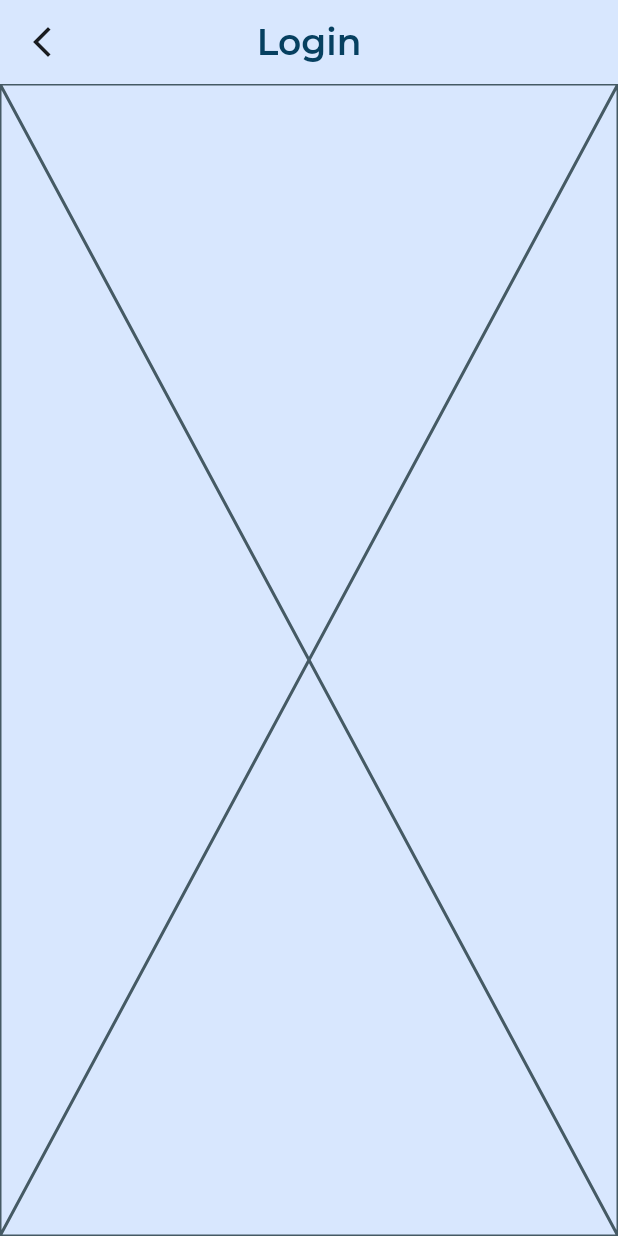
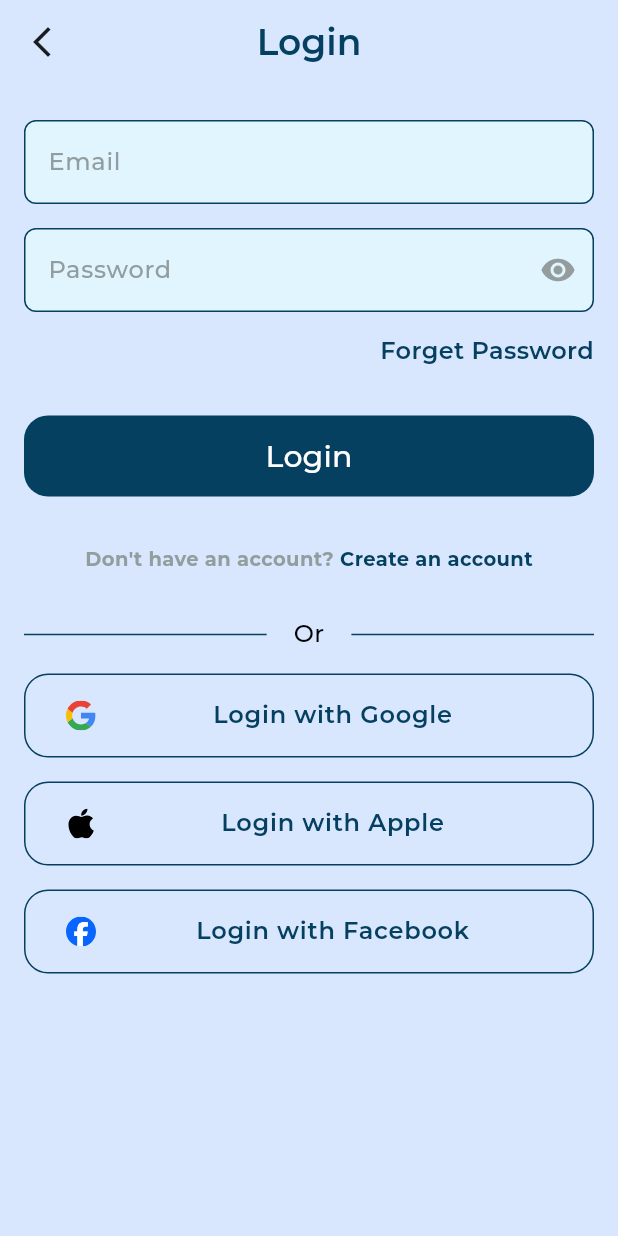
Before and after one commit to engAhmedSami/NewsAppAdv, a Flutter app: the LoginView screen opened by its route, on a phone screen of 412 x 824 dp. Run offline on Flutter 3.47's test engine with Material 3 defaults, Android fonts, the phone set to English and light mode, and no system bars; our stand-ins replace dots_indicator, flutter_svg, shared_preferences; accounts and stored records are empty; project files that could hold a hidden picture were left out.

Commit message:
"Added new image assets, text styles, and implemented login view body with custom widgets and social login buttons."

```diff
--- a/lib/Core/utils/app_images.dart
+++ b/lib/Core/utils/app_images.dart
@@ -1,5 +1,9 @@
 class Assets {
   Assets._();
+
+  /// Assets for imagesApple
+  /// assets/images/apple.svg
+  static const String imagesApple = "assets/images/apple.svg";
 
   /// Assets for imagesBackGroundImage
   /// assets/images/back_ground_image.svg
@@ -9,9 +13,17 @@ class Assets {
   /// assets/images/back_ground_image2.svg
   static const String imagesBackGroundImage2 = "assets/images/back_ground_image2.svg";
 
+  /// Assets for imagesFacebook
+  /// assets/images/facebook.svg
+  static const String imagesFacebook = "assets/images/facebook.svg";
+
   /// Assets for imagesGetstartednewsapp
   /// assets/images/getstartednewsapp.png
   static const String imagesGetstartednewsapp = "assets/images/getstartednewsapp.png";
+
+  /// Assets for imagesGoogel
+  /// assets/images/googel.svg
+  static const String imagesGoogel = "assets/images/googel.svg";
 
   /// Assets for imagesImage1Resized
   /// assets/images/image1_resized.png
--- a/lib/Core/utils/app_styles.dart
+++ b/lib/Core/utils/app_styles.dart
@@ -13,6 +13,21 @@ abstract class AppStyles {
     fontSize: 16,
     fontFamily: 'Montserrat',
     fontWeight: FontWeight.w500,
+    height: 0,
+  );
+  static const TextStyle styleMedium13 = TextStyle(
+    color: Colors.black,
+    fontSize: 13,
+    fontFamily: 'Montserrat',
+    fontWeight: FontWeight.w500,
+    height: 0,
+  );
+
+  static const TextStyle styleboild13 = TextStyle(
+    color: Colors.black,
+    fontSize: 13,
+    fontFamily: 'Montserrat',
+    fontWeight: FontWeight.w700,
     height: 0,
   );
   static const TextStyle styleSemiBold16 = TextStyle(
--- /dev/null
+++ b/lib/Core/widget/custom_text_field.dart
@@ -0,0 +1,42 @@
+import 'package:flutter/material.dart';
+import 'package:newsapp/Core/utils/app_colors.dart';
+import 'package:newsapp/Core/utils/app_styles.dart';
+
+class CustomTextFormField extends StatelessWidget {
+  const CustomTextFormField(
+      {super.key,
+      required this.hintText,
+      required this.textInputType,
+      this.suffixIcon});
+  final String hintText;
+  final TextInputType textInputType;
+  final Widget? suffixIcon;
+  @override
+  Widget build(BuildContext context) {
+    return TextFormField(
+      keyboardType: textInputType,
+      decoration: InputDecoration(
+        suffixIcon: suffixIcon,
+        hintText: hintText,
+        hintStyle: AppStyles.styleMedium16.copyWith(
+          color: const Color(0xff949d9e),
+        ),
+        filled: true,
+        fillColor: AppColors.lightPrimaryColor,
+        border: buildBorder(),
+        enabledBorder: buildBorder(),
+        focusedBorder: buildBorder(),
+      ),
+    );
+  }
+
+  OutlineInputBorder buildBorder() {
+    return OutlineInputBorder(
+      borderRadius: BorderRadius.circular(8),
+      borderSide: const BorderSide(
+        width: 1,
+        color: AppColors.secondaryColor,
+      ),
+    );
+  }
+}
--- /dev/null
+++ b/lib/Featuers/auth/presentation/view/widget/dont_have_an _account_widget.dart
@@ -0,0 +1,30 @@
+import 'package:flutter/material.dart';
+import 'package:newsapp/Core/utils/app_colors.dart';
+import 'package:newsapp/Core/utils/app_styles.dart';
+
+class DontHaveAnAccountWidget extends StatelessWidget {
+  const DontHaveAnAccountWidget({
+    super.key,
+  });
+
+  @override
+  Widget build(BuildContext context) {
+    return Text.rich(
+      TextSpan(
+        children: [
+          TextSpan(
+              text: "Don't have an account? ",
+              style: AppStyles.styleboild13.copyWith(
+                color: const Color(0xff949d9e),
+              )),
+          TextSpan(
+            text: 'Create an account',
+            style: AppStyles.styleboild13.copyWith(
+              color: AppColors.secondaryColor,
+            ),
+          ),
+        ],
+      ),
+    );
+  }
+}
--- a/lib/Featuers/auth/presentation/view/widget/login_view_body.dart
+++ b/lib/Featuers/auth/presentation/view/widget/login_view_body.dart
@@ -1,10 +1,93 @@
 import 'package:flutter/material.dart';
+import 'package:newsapp/Core/utils/app_colors.dart';
+import 'package:newsapp/Core/utils/app_images.dart';
+import 'package:newsapp/Core/utils/app_styles.dart';
+import 'package:newsapp/Core/widget/custom_botton.dart';
+import 'package:newsapp/Core/widget/custom_text_field.dart';
+import 'package:newsapp/Featuers/auth/presentation/view/widget/dont_have_an%20_account_widget.dart';
+import 'package:newsapp/Featuers/auth/presentation/view/widget/or_divider.dart';
+import 'package:newsapp/Featuers/auth/presentation/view/widget/social_login_button.dart';
+import 'package:newsapp/constants.dart';
 
 class LoginViewBody extends StatelessWidget {
   const LoginViewBody({super.key});
 
   @override
   Widget build(BuildContext context) {
-    return const Placeholder();
+    return SingleChildScrollView(
+      child: Padding(
+        padding: const EdgeInsets.symmetric(horizontal: kHorizintalPadding),
+        child: Column(
+          children: [
+            const SizedBox(height: 24),
+            const CustomTextFormField(
+              hintText: 'Email',
+              textInputType: TextInputType.emailAddress,
+            ),
+            const SizedBox(
+              height: 16,
+            ),
+            const CustomTextFormField(
+              hintText: 'Password',
+              textInputType: TextInputType.visiblePassword,
+              suffixIcon: Icon(
+                Icons.remove_red_eye,
+                color: Color(0xff949d9e),
+              ),
+            ),
+            const SizedBox(
+              height: 16,
+            ),
+            Row(
+              mainAxisAlignment: MainAxisAlignment.end,
+              children: [
+                Text(
+                  'Forget Password',
+                  style: AppStyles.styleSemiBold16.copyWith(
+                    color: AppColors.secondaryColor,
+                  ),
+                ),
+              ],
+            ),
+            const SizedBox(
+              height: 33,
+            ),
+            CustomBotton(onPressed: () {}, text: 'Login'),
+            const SizedBox(
+              height: 33,
+            ),
+            const DontHaveAnAccountWidget(),
+            const SizedBox(
+              height: 33,
+            ),
+            const OrDivider(),
+            const SizedBox(
+              height: 16,
+            ),
+            SocialLoginButton(
+              image: Assets.imagesGoogel,
+              tital: 'Login with Google',
+              onPressed: () {},
+            ),
+            const SizedBox(
+              height: 16,
+            ),
+            SocialLoginButton(
+              image: Assets.imagesApple,
+              tital: 'Login with Apple',
+              onPressed: () {},
+            ),
+            const SizedBox(
+              height: 16,
+            ),
+            SocialLoginButton(
+              image: Assets.imagesFacebook,
+              tital: 'Login with Facebook',
+              onPressed: () {},
+            ),
+          ],
+        ),
+      ),
+    );
   }
 }
--- /dev/null
+++ b/lib/Featuers/auth/presentation/view/widget/or_divider.dart
@@ -0,0 +1,30 @@
+import 'package:flutter/material.dart';
+import 'package:newsapp/Core/utils/app_colors.dart';
+import 'package:newsapp/Core/utils/app_styles.dart';
+
+class OrDivider extends StatelessWidget {
+  const OrDivider({super.key});
+
+  @override
+  Widget build(BuildContext context) {
+    return const Row(
+      children: [
+        Expanded(
+          child: Divider(
+            color: AppColors.secondaryColor,
+          ),
+        ),
+        SizedBox(
+          width: 18,
+        ),
+        Text('Or', style: AppStyles.styleMedium16),
+        SizedBox(
+          width: 18,
+        ),
+        Expanded(
+          child: Divider(color: AppColors.secondaryColor),
+        ),
+      ],
+    );
+  }
+}
--- /dev/null
+++ b/lib/Featuers/auth/presentation/view/widget/social_login_button.dart
@@ -0,0 +1,43 @@
+import 'package:flutter/material.dart';
+import 'package:flutter_svg/svg.dart';
+import 'package:newsapp/Core/utils/app_colors.dart';
+import 'package:newsapp/Core/utils/app_styles.dart';
+
+class SocialLoginButton extends StatelessWidget {
+  const SocialLoginButton(
+      {super.key,
+      required this.image,
+      required this.tital,
+      required this.onPressed});
+  final String image;
+  final String tital;
+  final VoidCallback onPressed;
+
+  @override
+  Widget build(BuildContext context) {
+    return SizedBox(
+      width: double.infinity,
+      height: 56,
+      child: TextButton(
+        style: TextButton.styleFrom(
+          shape: RoundedRectangleBorder(
+            side: const BorderSide(color: AppColors.secondaryColor, width: 1),
+            borderRadius: BorderRadius.circular(16),
+          ),
+        ),
+        onPressed: onPressed,
+        child: ListTile(
+          visualDensity: const VisualDensity(
+            vertical: VisualDensity.minimumDensity,
+          ),
+          leading: SvgPicture.asset(image),
+          title: Text(
+            tital,
+            textAlign: TextAlign.center,
+            style: AppStyles.styleSemiBold16,
+          ),
+        ),
+      ),
+    );
+  }
+}
```
Also changed, not shown: assets/images/apple.svg (added), assets/images/facebook.svg (added), assets/images/googel.svg (added).
